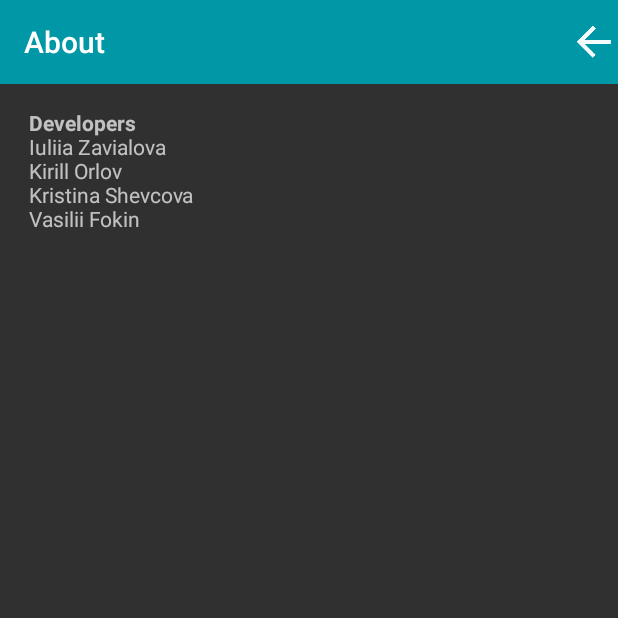
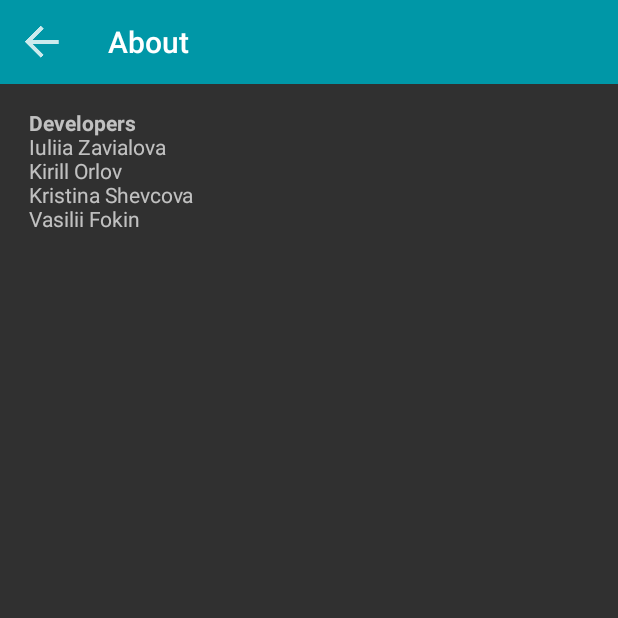
Before and after one commit to CardiaCare/CadiaCare, an Android app: the AboutActivity screen opened directly, with no data from a screen before it, on a phone screen of 412 x 824 dp, the top half of it. Run offline under Robolectric (Android 15) with nearby library versions, the phone set to English and light mode, and no system bars.

Commit message:
Корректно работающие стрелочки назад

```diff
--- a/cardiacare/src/main/java/ru/cardiacare/cardiacare/AboutActivity.java
+++ b/cardiacare/src/main/java/ru/cardiacare/cardiacare/AboutActivity.java
@@ -16,8 +16,6 @@ import com.petrsu.cardiacare.smartcare.servey.Feedback;
 
 public class AboutActivity extends AppCompatActivity {
 
-    static public ImageButton buttonBack;
-
     @Override
     protected void onCreate(Bundle savedInstanceState) {
 //        setTitle(R.string.about);
@@ -27,8 +25,8 @@ public class AboutActivity extends AppCompatActivity {
         setSupportActionBar(toolbar);
         setRequestedOrientation(ActivityInfo.SCREEN_ORIENTATION_PORTRAIT);
 
-        buttonBack = (ImageButton) findViewById(R.id.buttonBack);
-        buttonBack.setOnClickListener(new View.OnClickListener() {
+        toolbar.setNavigationIcon(getResources().getDrawable(R.drawable.ic_action_back));
+        toolbar.setNavigationOnClickListener(new View.OnClickListener() {
             @Override
             public void onClick(View v) {
                 MainActivity.backgroundFlag = 1;
@@ -36,6 +34,8 @@ public class AboutActivity extends AppCompatActivity {
             }
         });
     }
+
+
 
     @Override
     protected void onRestart() {
--- a/cardiacare/src/main/res/layout/bluetoothfind.xml
+++ b/cardiacare/src/main/res/layout/bluetoothfind.xml
@@ -1,6 +1,8 @@
 <?xml version="1.0" encoding="utf-8"?>
 <LinearLayout xmlns:android="http://schemas.android.com/apk/res/android"
-    android:orientation="vertical" android:layout_width="match_parent"
+    xmlns:tools="http://schemas.android.com/tools"
+    android:orientation="vertical"
+    android:layout_width="match_parent"
     android:layout_height="match_parent">
 
     <android.support.v7.widget.Toolbar
@@ -8,7 +10,7 @@
         android:layout_height="wrap_content"
         android:layout_width="match_parent"
         android:minHeight="?attr/actionBarSize"
-        android:background="?attr/colorPrimary" />
+        android:background="?attr/colorPrimary"/>
 
     <ListView
         android:padding="16dp"
--- a/cardiacare/src/main/res/layout/content_about.xml
+++ b/cardiacare/src/main/res/layout/content_about.xml
@@ -12,21 +12,7 @@ tools:context="ru.cardiacare.cardiacare.AboutActivity">
         android:layout_height="wrap_content"
         android:layout_width="match_parent"
         android:minHeight="?attr/actionBarSize"
-        android:background="?attr/colorPrimary">
-
-    <ImageButton
-        android:layout_width="wrap_content"
-        android:layout_height="wrap_content"
-        android:id="@+id/buttonBack"
-        android:src="@drawable/ic_action_back"
-        android:layout_gravity="right"
-        android:visibility="visible"
-        style="@style/Widget.AppCompat.ImageButton"
-        android:background="@drawable/ic_action_back"
-        android:contentDescription=""
-        tools:ignore="ContentDescription,RtlHardcoded" />
-
-    </android.support.v7.widget.Toolbar>
+        android:background="?attr/colorPrimary"/>
 
     <ScrollView xmlns:android="http://schemas.android.com/apk/res/android"
         android:id="@+id/scroll"
```
Also changed, not shown: cardiacare/src/main/java/ru/cardiacare/cardiacare/Help.java (+10 -0 lines), cardiacare/src/main/java/ru/cardiacare/cardiacare/bluetooth/BluetoothFindActivity.java (+12 -1 lines), cardiacare/src/main/java/ru/cardiacare/cardiacare/ecgviewer/ECGActivity.java (+10 -0 lines), cardiacare/src/main/java/ru/cardiacare/cardiacare/hisdocuments/BloodPressureActivity.java (+10 -0 lines), cardiacare/src/main/java/ru/cardiacare/cardiacare/hisdocuments/DemographicDataActivity.java (+10 -0 lines), cardiacare/src/main/java/ru/cardiacare/cardiacare/hisdocuments/DoctorExaminationActivity.java (+9 -0 lines), cardiacare/src/main/java/ru/cardiacare/cardiacare/hisdocuments/DocumentsActivity.java (+9 -0 lines), cardiacare/src/main/java/ru/cardiacare/cardiacare/hisdocuments/LaboratoryStudyActivity.java (+10 -0 lines), cardiacare/src/main/java/ru/cardiacare/cardiacare/servey/AlarmQuestionnaireActivity.java (+8 -0 lines), cardiacare/src/main/java/ru/cardiacare/cardiacare/servey/QuestionnaireActivity.java (+8 -0 lines), cardiacare/src/main/java/ru/cardiacare/cardiacare/user/Login.java (+9 -0 lines), cardiacare/src/main/java/ru/cardiacare/cardiacare/user/UserAccount.java (+10 -1 lines), cardiacare/src/main/java/ru/cardiacare/cardiacare/user/Userdata.java (+10 -0 lines).
